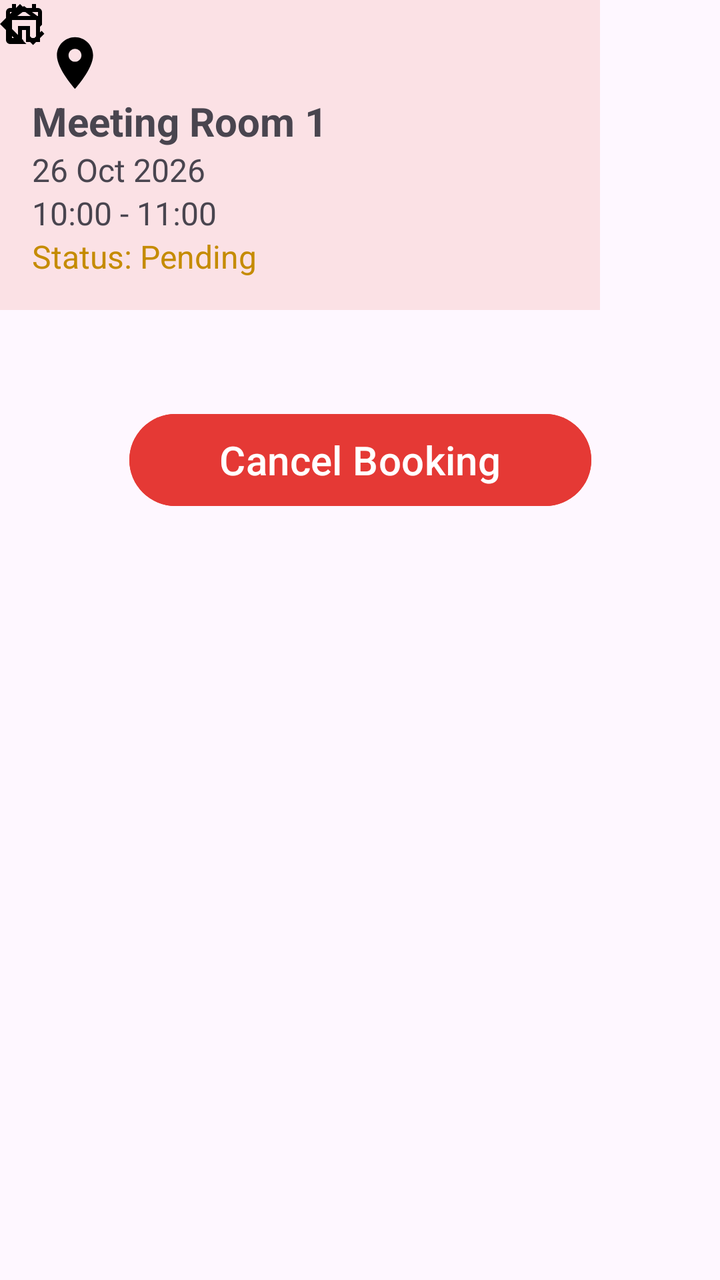
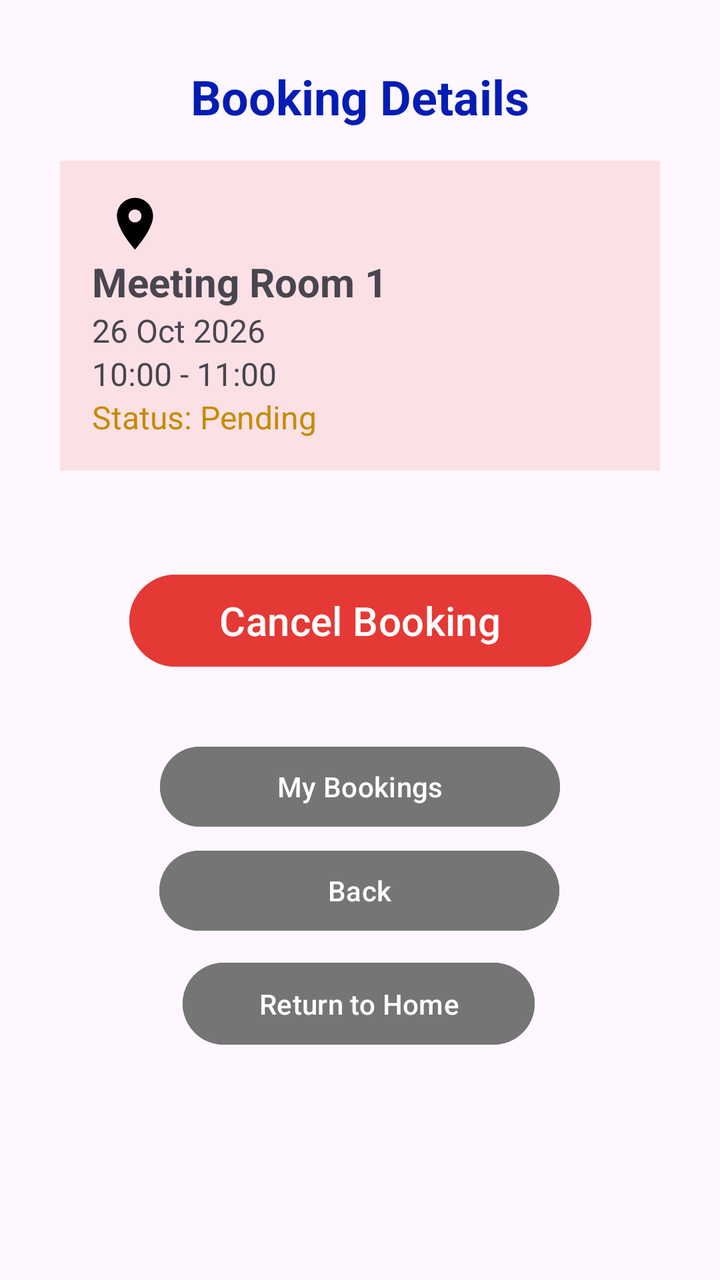

Two renders of the same Android screen: before a commit and after it. Below are the layout's source before the change and the commit's diff.
<!-- AndroidManifest.xml: application theme Theme.OfficeSpaceBooking -->
<!-- res/layout/activity_booking_details.xml -->
<?xml version="1.0" encoding="utf-8"?>
<androidx.constraintlayout.widget.ConstraintLayout xmlns:android="http://schemas.android.com/apk/res/android"
    xmlns:app="http://schemas.android.com/apk/res-auto"
    xmlns:tools="http://schemas.android.com/tools"
    android:id="@+id/main"
    android:layout_width="match_parent"
    android:layout_height="match_parent"
    tools:context=".BookingDetailsActivity">

    <Button
        android:id="@+id/btnmybookings2"
        android:layout_width="200dp"
        android:layout_height="48dp"
        android:backgroundTint="#757575"
        android:text="My Bookings"
        android:textColor="#FFFFFF"
        tools:layout_editor_absoluteX="105dp"
        tools:layout_editor_absoluteY="441dp" />

    <Button
        android:id="@+id/btnReturntoHome4"
        android:layout_width="176dp"
        android:layout_height="49dp"
        android:backgroundTint="#757575"
        android:text="Return to Home"
        tools:layout_editor_absoluteX="121dp"
        tools:layout_editor_absoluteY="561dp" />

    <Button
        android:id="@+id/btnBack5"
        android:layout_width="200dp"
        android:layout_height="48dp"
        android:backgroundTint="#757575"
        android:text="Back"
        tools:layout_editor_absoluteX="105dp"
        tools:layout_editor_absoluteY="503dp" />

    <TextView
        android:id="@+id/txtBookingDetailsTitle"
        android:layout_width="wrap_content"
        android:layout_height="wrap_content"
        android:layout_marginTop="32dp"
        android:text="Booking Details"
        android:textAllCaps="false"
        android:textColor="#031DB4"
        android:textSize="24sp"
        android:textStyle="bold"
        app:layout_constraintEnd_toEndOf="parent"
        app:layout_constraintStart_toStartOf="parent"
        app:layout_constraintTop_toTopOf="parent" />

    <LinearLayout
        android:id="@+id/layoutBooking1"
        android:layout_width="300dp"
        android:layout_height="wrap_content"
        android:background="#FBE1E5"
        android:orientation="vertical"
        android:padding="16dp"
        tools:layout_editor_absoluteX="55dp"
        tools:layout_editor_absoluteY="90dp">

        <ImageView
            android:id="@+id/imageView30"
            android:layout_width="43dp"
            android:layout_height="31dp"
            android:baselineAlignBottom="true"
            app:srcCompat="@drawable/room" />

        <TextView
            android:id="@+id/txtBookingRoom2"
            android:layout_width="match_parent"
            android:layout_height="wrap_content"
            android:text="Meeting Room 1"
            android:textSize="20sp"
            android:textStyle="bold" />

        <TextView
            android:id="@+id/txtBookingDate2"
            android:layout_width="match_parent"
            android:layout_height="wrap_content"
            android:text="26 Oct 2026"
            android:textSize="16sp" />

        <TextView
            android:id="@+id/txtBookingTime2"
            android:layout_width="match_parent"
            android:layout_height="wrap_content"
            android:text="10:00 - 11:00"
            android:textSize="16sp" />

        <TextView
            android:id="@+id/txtBookingStatus2"
            android:layout_width="match_parent"
            android:layout_height="wrap_content"
            android:text="Status: Pending"
            android:textColor="#C58B00"
            android:textSize="16sp" />

    </LinearLayout>

    <Button
        android:id="@+id/btnCancelBooking1"
        android:layout_width="231dp"
        android:layout_height="54dp"
        android:layout_marginTop="48dp"
        android:backgroundTint="#E53935"
        android:text="Cancel Booking"
        android:textSize="20sp"
        app:layout_constraintEnd_toEndOf="parent"
        app:layout_constraintStart_toStartOf="parent"
        app:layout_constraintTop_toBottomOf="@+id/layoutBooking1" />

    <ImageView
        android:id="@+id/imageView31"
        android:layout_width="wrap_content"
        android:layout_height="wrap_content"
        app:srcCompat="@drawable/mybookings"
        tools:layout_editor_absoluteX="121dp"
        tools:layout_editor_absoluteY="450dp" />

    <ImageView
        android:id="@+id/imageView32"
        android:layout_width="wrap_content"
        android:layout_height="wrap_content"
        android:tint="#000000"
        app:srcCompat="@drawable/outline_arrow_back_ios_24"
        tools:layout_editor_absoluteX="121dp"
        tools:layout_editor_absoluteY="516dp" />

    <ImageView
        android:id="@+id/imageView34"
        android:layout_width="wrap_content"
        android:layout_height="wrap_content"
        app:srcCompat="@drawable/outline_home_24"
        tools:layout_editor_absoluteX="129dp"
        tools:layout_editor_absoluteY="576dp" />

</androidx.constraintlayout.widget.ConstraintLayout>
<!-- resources referenced by this layout -->
<resources>
  <!-- drawable mybookings (drawable) -->
  <vector xmlns:android="http://schemas.android.com/apk/res/android" android:height="24dp" android:tint="#000000" android:viewportHeight="960" android:viewportWidth="960" android:width="24dp">
        
      <path android:fillColor="@android:color/white" android:pathData="M200,880Q167,880 143.5,856.5Q120,833 120,800L120,240Q120,207 143.5,183.5Q167,160 200,160L240,160L240,80L320,80L320,160L640,160L640,80L720,80L720,160L760,160Q793,160 816.5,183.5Q840,207 840,240L840,495L760,575L760,400L200,400L200,800Q200,800 200,800Q200,800 200,800L448,800L528,880L200,880ZM200,320L760,320L760,240Q760,240 760,240Q760,240 760,240L200,240Q200,240 200,240Q200,240 200,240L200,320ZM200,320L200,240Q200,240 200,240Q200,240 200,240L200,240Q200,240 200,240Q200,240 200,240L200,320ZM662,900L520,758L576,702L661,787L831,617L887,674L662,900Z"/>
      
  </vector>
  <!-- drawable outline_arrow_back_ios_24 (drawable) -->
  <vector xmlns:android="http://schemas.android.com/apk/res/android" android:autoMirrored="true" android:height="24dp" android:tint="#FFFFFF" android:viewportHeight="960" android:viewportWidth="960" android:width="24dp">
        
      <path android:fillColor="@android:color/white" android:pathData="M400,880L0,480L400,80L471,151L142,480L471,809L400,880Z"/>
      
  </vector>
  <!-- drawable outline_home_24 (drawable) -->
  <vector xmlns:android="http://schemas.android.com/apk/res/android" android:height="24dp" android:tint="#000000" android:viewportHeight="960" android:viewportWidth="960" android:width="24dp">
        
      <path android:fillColor="@android:color/white" android:pathData="M240,760L360,760L360,520L600,520L600,760L720,760L720,400L480,220L240,400L240,760ZM160,840L160,360L480,120L800,360L800,840L520,840L520,600L440,600L440,840L160,840ZM480,490L480,490L480,490L480,490L480,490L480,490L480,490L480,490L480,490Z"/>
      
  </vector>
  <!-- drawable room (drawable) -->
  <vector xmlns:android="http://schemas.android.com/apk/res/android" android:height="240dp" android:tint="#000000" android:viewportHeight="24" android:viewportWidth="24" android:width="240dp">
        
      <path android:fillColor="@android:color/white" android:pathData="M12,2C8.13,2 5,5.13 5,9c0,5.25 7,13 7,13s7,-7.75 7,-13c0,-3.87 -3.13,-7 -7,-7zM12,11.5c-1.38,0 -2.5,-1.12 -2.5,-2.5s1.12,-2.5 2.5,-2.5 2.5,1.12 2.5,2.5 -1.12,2.5 -2.5,2.5z"/>
      
  </vector>
  <style name="Theme.OfficeSpaceBooking" parent="Base.Theme.OfficeSpaceBooking" />
  <style name="Base.Theme.OfficeSpaceBooking" parent="Theme.Material3.DayNight.NoActionBar">
          
          
      </style>
</resources>

<!-- the commit's change to res/layout/activity_booking_details.xml (unified diff, before → after) -->
@@ -11,29 +11,51 @@
         android:id="@+id/btnmybookings2"
         android:layout_width="200dp"
         android:layout_height="48dp"
+        android:layout_marginTop="32dp"
         android:backgroundTint="#757575"
         android:text="My Bookings"
         android:textColor="#FFFFFF"
-        tools:layout_editor_absoluteX="105dp"
-        tools:layout_editor_absoluteY="441dp" />
+        app:layout_constraintEnd_toEndOf="parent"
+        app:layout_constraintStart_toStartOf="parent"
+        app:layout_constraintTop_toBottomOf="@+id/btnCancelBooking1" />
 
     <Button
         android:id="@+id/btnReturntoHome4"
         android:layout_width="176dp"
         android:layout_height="49dp"
+        android:layout_marginTop="8dp"
         android:backgroundTint="#757575"
         android:text="Return to Home"
-        tools:layout_editor_absoluteX="121dp"
-        tools:layout_editor_absoluteY="561dp" />
+        app:layout_constraintEnd_toEndOf="parent"
+        app:layout_constraintHorizontal_bias="0.497"
+        app:layout_constraintStart_toStartOf="parent"
+        app:layout_constraintTop_toBottomOf="@+id/btnBack5" />
 
     <Button
         android:id="@+id/btnBack5"
         android:layout_width="200dp"
         android:layout_height="48dp"
+        android:layout_marginTop="4dp"
         android:backgroundTint="#757575"
         android:text="Back"
-        tools:layout_editor_absoluteX="105dp"
-        tools:layout_editor_absoluteY="503dp" />
+        app:layout_constraintEnd_toEndOf="parent"
+        app:layout_constraintHorizontal_bias="0.497"
+        app:layout_constraintStart_toStartOf="parent"
+        app:layout_constraintTop_toBottomOf="@+id/btnmybookings2" />
+
+    <ImageView
+        android:id="@+id/imageView32"
+        android:layout_width="wrap_content"
+        android:layout_height="wrap_content"
+        android:layout_marginStart="128dp"
+        android:layout_marginTop="436dp"
+        android:layout_marginEnd="259dp"
+        android:tint="#000000"
+        app:layout_constraintEnd_toEndOf="parent"
+        app:layout_constraintHorizontal_bias="0.0"
+        app:layout_constraintStart_toStartOf="parent"
+        app:layout_constraintTop_toTopOf="parent"
+        app:srcCompat="@drawable/outline_arrow_back_ios_24" />
 
     <TextView
         android:id="@+id/txtBookingDetailsTitle"
@@ -53,11 +75,13 @@
         android:id="@+id/layoutBooking1"
         android:layout_width="300dp"
         android:layout_height="wrap_content"
+        android:layout_marginTop="16dp"
         android:background="#FBE1E5"
         android:orientation="vertical"
         android:padding="16dp"
-        tools:layout_editor_absoluteX="55dp"
-        tools:layout_editor_absoluteY="90dp">
+        app:layout_constraintEnd_toEndOf="parent"
+        app:layout_constraintStart_toStartOf="parent"
+        app:layout_constraintTop_toBottomOf="@+id/txtBookingDetailsTitle">
 
         <ImageView
             android:id="@+id/imageView30"
@@ -114,25 +138,25 @@
         android:id="@+id/imageView31"
         android:layout_width="wrap_content"
         android:layout_height="wrap_content"
-        app:srcCompat="@drawable/mybookings"
-        tools:layout_editor_absoluteX="121dp"
-        tools:layout_editor_absoluteY="450dp" />
-
-    <ImageView
-        android:id="@+id/imageView32"
-        android:layout_width="wrap_content"
-        android:layout_height="wrap_content"
-        android:tint="#000000"
-        app:srcCompat="@drawable/outline_arrow_back_ios_24"
-        tools:layout_editor_absoluteX="121dp"
-        tools:layout_editor_absoluteY="516dp" />
+        android:layout_marginStart="121dp"
+        android:layout_marginTop="380dp"
+        android:layout_marginEnd="266dp"
+        app:layout_constraintEnd_toEndOf="parent"
+        app:layout_constraintStart_toStartOf="parent"
+        app:layout_constraintTop_toTopOf="parent"
+        app:srcCompat="@drawable/mybookings" />
 
     <ImageView
         android:id="@+id/imageView34"
         android:layout_width="wrap_content"
         android:layout_height="wrap_content"
-        app:srcCompat="@drawable/outline_home_24"
-        tools:layout_editor_absoluteX="129dp"
-        tools:layout_editor_absoluteY="576dp" />
+        android:layout_marginStart="128dp"
+        android:layout_marginTop="492dp"
+        android:layout_marginEnd="259dp"
+        app:layout_constraintEnd_toEndOf="parent"
+        app:layout_constraintHorizontal_bias="0.0"
+        app:layout_constraintStart_toStartOf="parent"
+        app:layout_constraintTop_toTopOf="parent"
+        app:srcCompat="@drawable/outline_home_24" />
 
 </androidx.constraintlayout.widget.ConstraintLayout>
